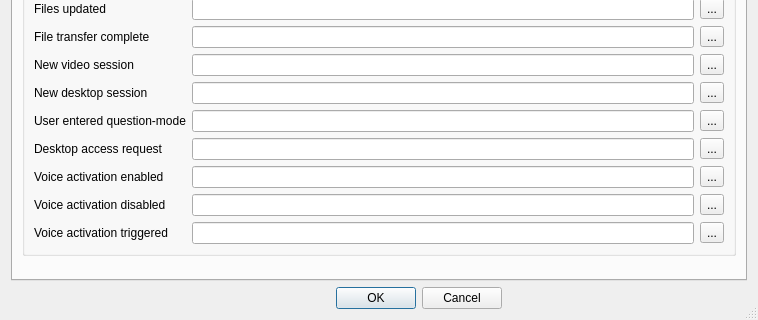
Old version of the form Client/qtTeamTalk/preferences.ui in the repository BearWare/TeamTalk5; both pictures show x 0 to 758 and y 301 to 621 of the 758 by 621 pixel window.
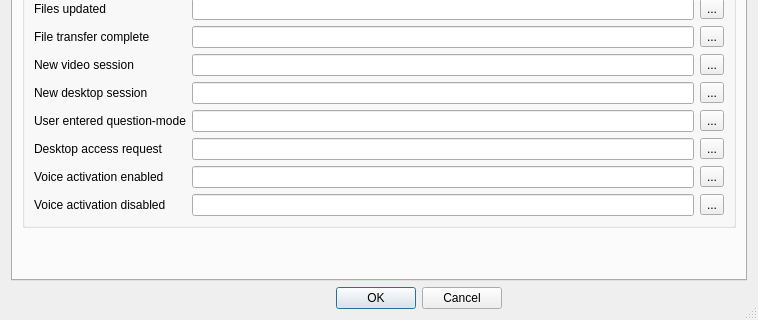
New version of the form. The open tabs and pages were chosen to show the change. Icons and pictures are not drawn.

Commit message: Remove sound on all voice activation level changes

Diff of the .ui file:
```diff
--- a/Client/qtTeamTalk/preferences.ui
+++ b/Client/qtTeamTalk/preferences.ui
@@ -1358,29 +1358,6 @@
               </property>
              </widget>
             </item>
-            <item row="22" column="1">
-             <widget class="QLineEdit" name="voiceacttrigEdit"/>
-            </item>
-            <item row="22" column="0">
-             <widget class="QLabel" name="label_322">
-              <property name="text">
-               <string>Voice activation triggered</string>
-              </property>
-              <property name="buddy">
-               <cstring>voiceacttrigEdit</cstring>
-              </property>
-             </widget>
-            </item>
-            <item row="22" column="2">
-             <widget class="QToolButton" name="voiceacttrigButton">
-              <property name="accessibleName">
-               <string>Browse</string>
-              </property>
-              <property name="text">
-               <string notr="true">...</string>
-              </property>
-             </widget>
-            </item>
             <item row="9" column="2">
              <widget class="QToolButton" name="transferdoneButton">
               <property name="accessibleName">
```
The commit also changes 7 other files.
